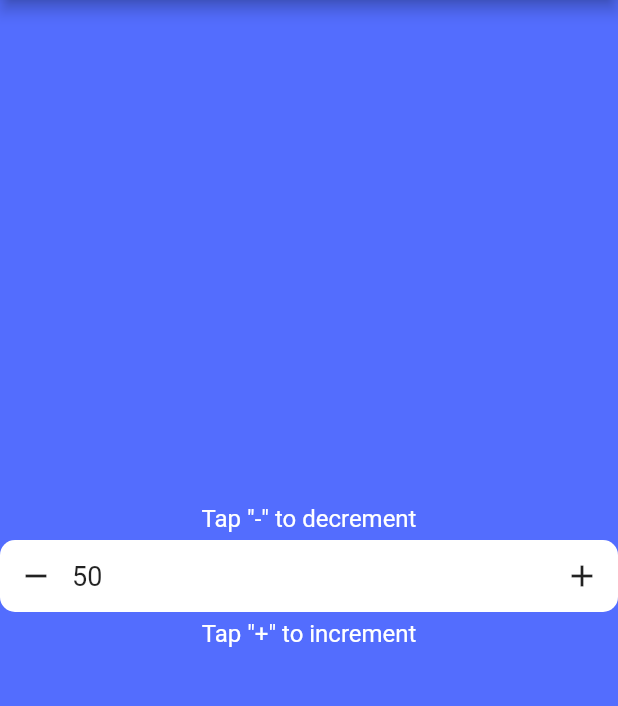
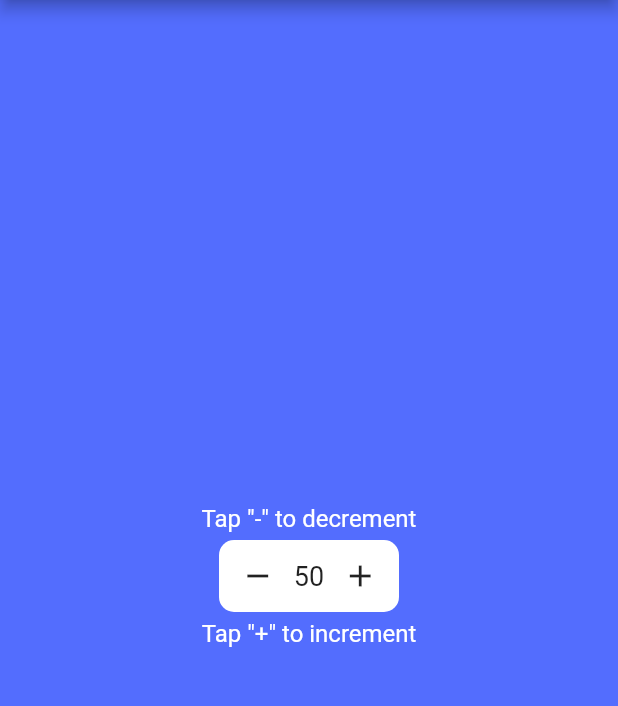
Before and after one commit to perzend/study, a Flutter app: the screen it shows after launch, on a phone screen of 412 x 824 dp, the part 84-790 px from its top. Run offline on Flutter 3.47's test engine with Material 2 defaults, Android fonts, the phone set to English and light mode, and no system bars.

```diff
--- a/kokorin/flutter/homework/hw2_counter/lib/main.dart
+++ b/kokorin/flutter/homework/hw2_counter/lib/main.dart
@@ -55,7 +55,7 @@ class _CounterWidgetState extends State<CounterWidget> {
     return Container(
       // 100 px на кнопки + 10 px на каждый символ
       // если поменять fontSize счетчика - поломается
-      //width: 100 + _count.toString().length * 10,
+      width: 100 + _count.toString().length * 10,
       margin: const EdgeInsets.symmetric(vertical: 5),
       decoration: BoxDecoration(
         color: Colors.white,
@@ -72,11 +72,9 @@ class _CounterWidgetState extends State<CounterWidget> {
             },
             icon: const Icon(Icons.remove),
           ),
-          Expanded(
-            child: Text(
-              '$_count',
-              style: const TextStyle(fontSize: 18),
-            ),
+          Text(
+            '$_count',
+            style: const TextStyle(fontSize: 18),
           ),
           IconButton(
             onPressed: () {
```
